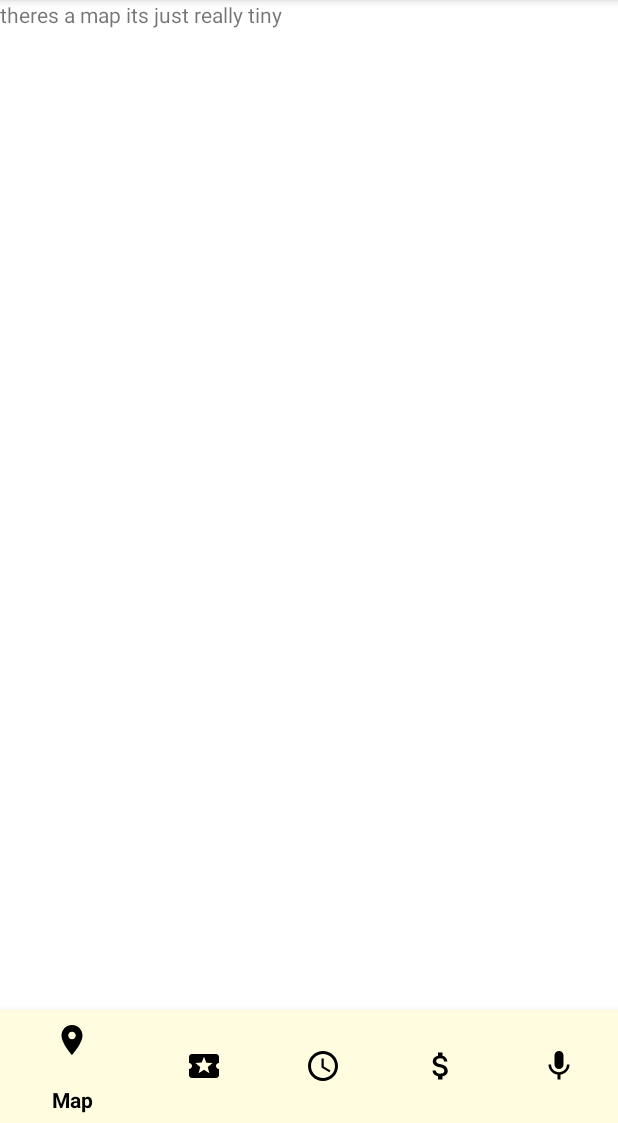
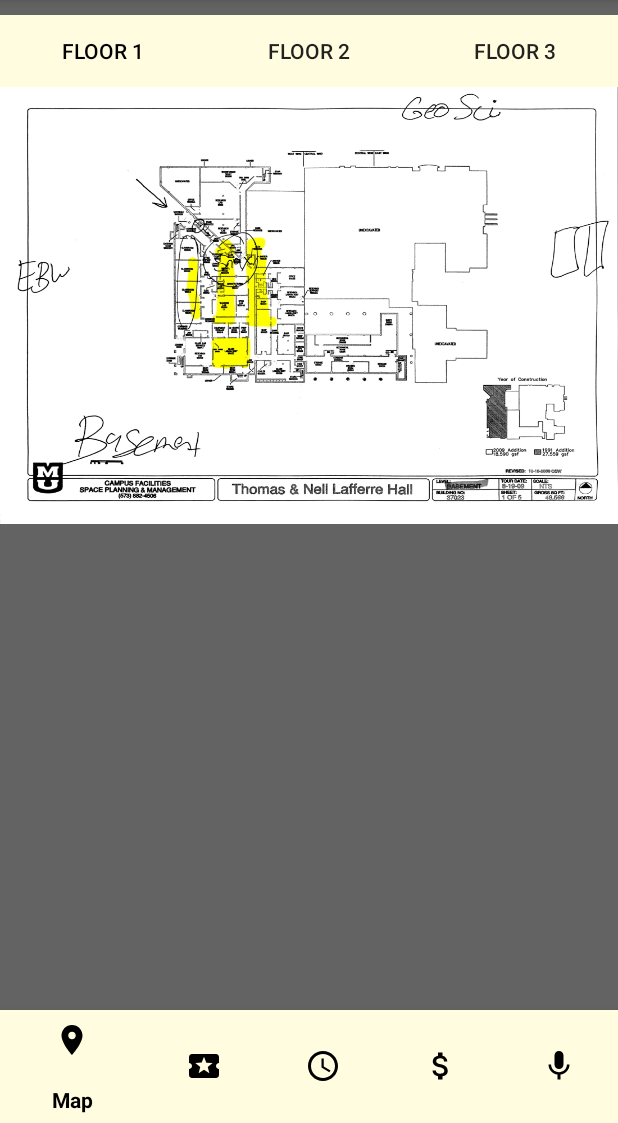
Before and after one commit to Mizzou-Computing-Association/app-android, an Android app: the screen it shows after launch (HomeScreenActivity), on a phone screen of 412 x 824 dp, the part 113-1236 px from its top. Run offline under Robolectric (Android 15) with nearby library versions, the phone set to English and light mode, and no system bars.

Commit message:
Added floor buttons, first map image

```diff
--- a/app/src/main/res/layout/fragment_map.xml
+++ b/app/src/main/res/layout/fragment_map.xml
@@ -1,13 +1,61 @@
 <FrameLayout xmlns:android="http://schemas.android.com/apk/res/android"
+    xmlns:app="http://schemas.android.com/apk/res-auto"
     xmlns:tools="http://schemas.android.com/tools"
     android:layout_width="match_parent"
     android:layout_height="match_parent"
     tools:context="tigerhacks.android.tigerhacksapp.MapFragment">
 
     <!-- TODO: Update blank fragment layout -->
-    <TextView
+
+    <LinearLayout
         android:layout_width="match_parent"
         android:layout_height="match_parent"
-        android:text="theres a map its just really tiny" />
+        android:orientation="vertical"
+        android:background="@color/colorSecondary">
+        <LinearLayout
+            android:layout_width="match_parent"
+            android:layout_height="wrap_content"
+            android:layout_marginTop="10dp"
+            android:orientation="horizontal">
+
+            <Button
+                android:id="@+id/Floor1Btn"
+                style="@style/Widget.AppCompat.Button"
+                android:layout_width="wrap_content"
+                android:layout_height="wrap_content"
+                android:layout_weight="1"
+                android:background="@color/colorPrimary"
+                android:text="Floor 1"
+                android:textColor="@color/colorPrimaryDark" />
+
+            <Button
+                android:id="@+id/Floor2Btn"
+                style="@style/Widget.AppCompat.Button"
+                android:layout_width="wrap_content"
+                android:layout_height="wrap_content"
+                android:layout_weight="1"
+                android:background="@color/colorPrimary"
+                android:text="Floor 2" />
+
+            <Button
+                android:id="@+id/Floor3Btn"
+                style="@style/Widget.AppCompat.Button"
+                android:layout_width="wrap_content"
+                android:layout_height="wrap_content"
+                android:layout_weight="1"
+                android:background="@color/colorPrimary"
+                android:text="Floor 3" />
+
+        </LinearLayout>
+
+        <ImageView
+            android:id="@+id/imageView4"
+            android:layout_width="match_parent"
+            android:layout_height="291dp"
+            android:cropToPadding="false"
+            android:scaleType="fitXY"
+            android:src="@drawable/im_laf_map_1" />
+
+    </LinearLayout>
 
 </FrameLayout>
--- a/app/src/main/res/values/colors.xml
+++ b/app/src/main/res/values/colors.xml
@@ -4,4 +4,5 @@
     <color name="colorPrimaryDark">#000000</color>
     <color name="colorAccent">#FFFFFF</color>
     <color name="navBarItemColor">#000000</color>
+    <color name="colorSecondary">#636363</color>
 </resources>
```
Also changed, not shown: app/src/main/res/drawable-xxhdpi/im_laf_map_1.jpg (added), app/src/main/res/drawable-xxhdpi/im_laf_map_2.jpg (added), app/src/main/res/drawable-xxhdpi/im_laf_map_3.jpg (added), app/src/main/res/drawable-xxhdpi/im_laf_map_4.jpg (added), app/src/main/res/drawable/im_laf_map_1.jpg (added), app/src/main/res/drawable/im_laf_map_2.jpg (added), app/src/main/res/drawable/im_laf_map_3.jpg (added), app/src/main/res/drawable/im_laf_map_4.jpg (added).
